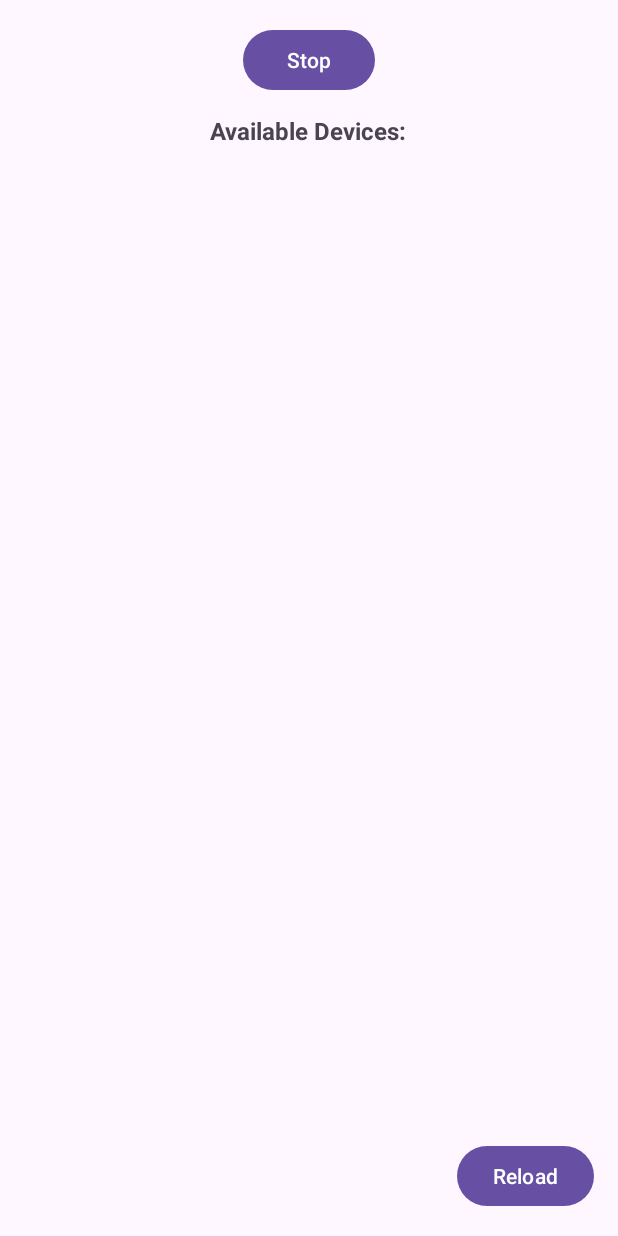
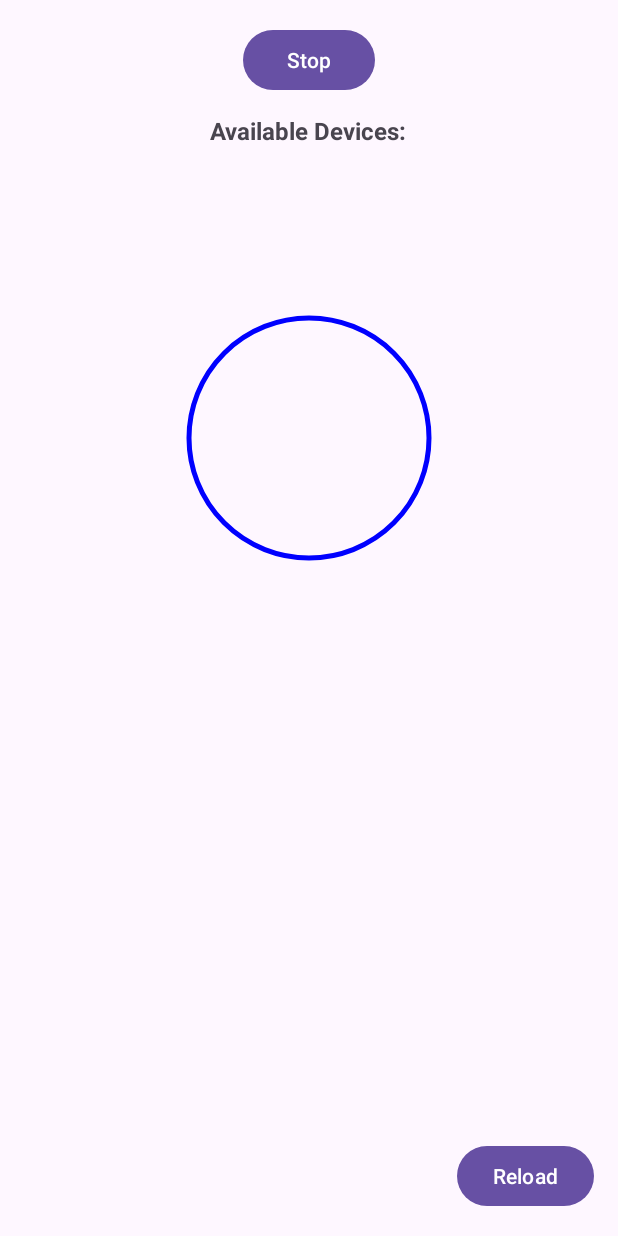
Before and after one commit to drishlekh/BackupProject, an Android app: the DeviceListActivity screen opened directly, with no data from a screen before it, on a phone screen of 412 x 824 dp. Run offline under Robolectric (Android 15) with nearby library versions, the light colour scheme and no system bars.

Commit message:
red circle added and device name short

```diff
--- /dev/null
+++ b/app/src/main/java/com/techmania/nsd/DeviceCircleView.kt
@@ -0,0 +1,173 @@
+package com.techmania.nsd
+import android.annotation.SuppressLint
+import android.content.Context
+import android.graphics.Canvas
+import android.graphics.Color
+import android.graphics.Paint
+import android.util.AttributeSet
+import android.view.View
+class DeviceCircleView @JvmOverloads constructor(
+    context: Context,
+    attrs: AttributeSet? = null,
+    defStyleAttr: Int = 0
+) : View(context, attrs, defStyleAttr) {
+
+    private val paint = Paint().apply {
+        isAntiAlias = true
+        color = Color.BLUE
+        style = Paint.Style.STROKE
+        strokeWidth = 5f
+    }
+
+    private val devicePaint = Paint().apply {
+        isAntiAlias = true
+        color = Color.RED
+        style = Paint.Style.FILL
+    }
+
+    private var devices = listOf<String>()
+
+    fun setDevices(devices: List<String>) {
+        this.devices = devices
+        invalidate() // Redraw the view with new data
+    }
+
+//    override fun onDraw(canvas: Canvas) {
+//        super.onDraw(canvas)
+//
+//        // Calculate the center and radius of the circle
+//        val centerX = width / 2f
+//        val centerY = height / 2f
+//        val radius = (Math.min(centerX, centerY) * 0.8).toFloat()
+//
+//        // Draw the circle
+//        canvas.drawCircle(centerX, centerY, radius, paint)
+//
+//        // Draw the devices as dots around the circle
+//        if (devices.isNotEmpty()) {
+//            val angleStep = 360.0 / devices.size
+//            devices.forEachIndexed { index, _ ->
+//                val angle = Math.toRadians(angleStep * index)
+//                val deviceX = centerX + (radius * Math.cos(angle)).toFloat()
+//                val deviceY = centerY + (radius * Math.sin(angle)).toFloat()
+//                canvas.drawCircle(deviceX, deviceY, 20f, devicePaint)
+//            }
+//        }
+//    }
+@SuppressLint("DrawAllocation")
+override fun onDraw(canvas: Canvas) {
+    super.onDraw(canvas)
+
+    // Calculate the center and radius of the circle
+    val centerX = width / 2f
+    val centerY = height / 2f
+    val radius = (Math.min(centerX, centerY) * 0.8).toFloat()
+
+    // Draw the circle
+    canvas.drawCircle(centerX, centerY, radius, paint)
+
+    // Draw the devices as dots around the circle
+    if (devices.isNotEmpty()) {
+        val angleStep = 360.0 / devices.size
+        devices.forEachIndexed { index, deviceName ->
+            val angle = Math.toRadians(angleStep * index)
+            val deviceX = centerX + (radius * Math.cos(angle)).toFloat()
+            val deviceY = centerY + (radius * Math.sin(angle)).toFloat()
+
+            // Draw the red dot
+            canvas.drawCircle(deviceX, deviceY, 20f, devicePaint)
+
+            // Split device name into multiple lines if it's too long
+            val textPaint = Paint().apply {
+                color = Color.BLACK
+                textSize = 30f
+            }
+            val textLines = splitStringIntoLines(deviceName, textPaint, radius * 0.8)
+
+            // Draw each line of the device name next to the red dot
+            val lineHeight = textPaint.fontSpacing
+            textLines.forEachIndexed { lineIndex, line ->
+                canvas.drawText(
+                    line,
+                    deviceX - textPaint.measureText(line) / 2,
+                    deviceY + lineHeight * lineIndex - (textLines.size - 1) * lineHeight / 2,
+                    textPaint
+                )
+            }
+        }
+    }
+}
+
+    private fun splitStringIntoLines(text: String, paint: Paint, maxWidth: Double): List<String> {
+        val result = mutableListOf<String>()
+        var startIndex = 0
+        var endIndex = 1
+        while (endIndex <= text.length) {
+            val substring = text.substring(startIndex, endIndex)
+            if (paint.measureText(substring) > maxWidth && endIndex > startIndex + 1) {
+                result.add(text.substring(startIndex, endIndex - 1))
+                startIndex = endIndex - 1
+            }
+            endIndex++
+        }
+        if (startIndex < text.length) {
+            result.add(text.substring(startIndex))
+        }
+        return result
+    }
+
+
+}
+
+
+//
+//package com.techmania.nsd
+//
+//import android.content.Context
+//import android.graphics.Canvas
+//import android.graphics.Color
+//import android.graphics.Paint
+//import android.util.AttributeSet
+//import android.view.View
+//
+//class DeviceCircleView @JvmOverloads constructor(
+//    context: Context, attrs: AttributeSet? = null, defStyleAttr: Int = 0
+//) : View(context, attrs, defStyleAttr) {
+//
+//    private val paint = Paint().apply {
+//        color = Color.RED
+//        isAntiAlias = true
+//    }
+//    private val textPaint = Paint().apply {
+//        color = Color.BLACK
+//        textSize = 40f
+//        isAntiAlias = true
+//    }
+//
+//    private var deviceData = listOf<Pair<Float, Float>>()
+//
+//    fun setDeviceData(data: List<Pair<Float, Float>>) {
+//        this.deviceData = data
+//        invalidate()
+//    }
+//
+//    override fun onDraw(canvas: Canvas) {
+//        super.onDraw(canvas)
+//
+//        val radius = (width.coerceAtMost(height) / 2 * 0.8).toFloat()
+//        val centerX = width / 2
+//        val centerY = height / 2
+//
+//        val dotRadius = 20f
+//
+//        for ((x, y) in deviceData) {
+//            // Draw the dot
+//            canvas.drawCircle(x, y, dotRadius, paint)
+//
+//            // Draw the device name
+//            val textX = x + dotRadius + 10
+//            val textY = y
+//            canvas.drawText("Device", textX, textY, textPaint)
+//        }
+//    }
+//}
--- a/app/src/main/java/com/techmania/nsd/DeviceListActivity.kt
+++ b/app/src/main/java/com/techmania/nsd/DeviceListActivity.kt
@@ -13,6 +13,7 @@ import androidx.appcompat.app.AppCompatActivity
 import androidx.recyclerview.widget.LinearLayoutManager
 import androidx.recyclerview.widget.RecyclerView
 
+
 class DeviceListActivity : AppCompatActivity() {
 
     private lateinit var discoveredDevicesRecyclerView: RecyclerView
@@ -20,12 +21,14 @@ class DeviceListActivity : AppCompatActivity() {
     private lateinit var stopDiscovery: Button
     private val handler = Handler(Looper.getMainLooper())
     private val updateInterval = 5000L // 5 seconds
-    //here
+
     private lateinit var reloadDiscovery: Button
     private lateinit var nsdManager: NsdManager
     private var discoveryListener: NsdManager.DiscoveryListener? = null
     private val discoveredServices = mutableSetOf<NsdServiceInfo>()
     private val serviceType = "_myapp_service._tcp."
+
+    private lateinit var deviceCircleView: DeviceCircleView
 
     @SuppressLint("MissingInflatedId")
     override fun onCreate(savedInstanceState: Bundle?) {
@@ -37,9 +40,11 @@ class DeviceListActivity : AppCompatActivity() {
         discoveredDevicesRecyclerView.adapter = deviceAdapter
         discoveredDevicesRecyclerView.layoutManager = LinearLayoutManager(this)
 
+        deviceCircleView = findViewById(R.id.deviceCircleView)
+
         stopDiscovery = findViewById(R.id.stopDiscovery)
 
-        //here
+
         reloadDiscovery = findViewById(R.id.reloadDiscovery)
         val deviceNames = intent.getStringArrayListExtra("deviceNames") ?: mutableListOf()
         deviceAdapter.updateDevices(deviceNames)
@@ -49,13 +54,13 @@ class DeviceListActivity : AppCompatActivity() {
             stopDiscovery(true)
         }
 
-        //here
+
         reloadDiscovery.setOnClickListener {
             restartDiscovery()
         }
 
 
-        //updateDeviceList()
+
         startDiscovery()
         startPeriodicUpdates()
     }
@@ -86,22 +91,17 @@ class DeviceListActivity : AppCompatActivity() {
     }
 
     private fun updateDeviceList() {
-        //val deviceNames = intent.getStringArrayListExtra("deviceNames") ?: mutableListOf()
+
         val deviceNames = discoveredServices.map { it.serviceName }.toList()
         deviceAdapter.updateDevices(deviceNames)
-        //Log.d("NSD", "update device list")
+        deviceCircleView.setDevices(deviceNames)
+
 
     }
 
     @SuppressLint("ServiceCast")
     private fun stopDiscovery(finishActivity: Boolean) {
-//        val nsdManager = getSystemService(Context.NSD_SERVICE) as NsdManager
-//        //val discoveryListener = (applicationContext as MyApplication).discoveryListener
-//        val discoveryListener = MainActivity.discoveryListener
-//        discoveryListener?.let {
-//            nsdManager.stopServiceDiscovery(it)
-//        }
-//        finish()
+
         discoveryListener?.let {
             nsdManager.stopServiceDiscovery(it)
         }
@@ -112,12 +112,7 @@ class DeviceListActivity : AppCompatActivity() {
     }
 
     private fun restartDiscovery() {
-//        discoveryListener?.let {
-//            nsdManager.stopServiceDiscovery(it)
-//        }
-//        discoveredServices.clear()
-//        updateDeviceList()
-//        startDiscovery()
+
         stopDiscovery(false)
         discoveredServices.clear()
         updateDeviceList()
--- a/app/src/main/res/layout/activity_device_list.xml
+++ b/app/src/main/res/layout/activity_device_list.xml
@@ -42,6 +42,16 @@
         android:layout_marginTop="30dp"
         android:padding="16dp" />
 
+    <com.techmania.nsd.DeviceCircleView
+        android:id="@+id/deviceCircleView"
+        android:layout_width="match_parent"
+        android:layout_height="200dp"
+        android:layout_below="@id/discoveredDevicesRecyclerView"
+        android:layout_marginTop="16dp"
+        android:layout_centerHorizontal="true" />
+
+
+
 
 
 </RelativeLayout>
```
Also changed, not shown: app/src/main/java/com/techmania/nsd/MainActivity.kt (+5 -25 lines).
